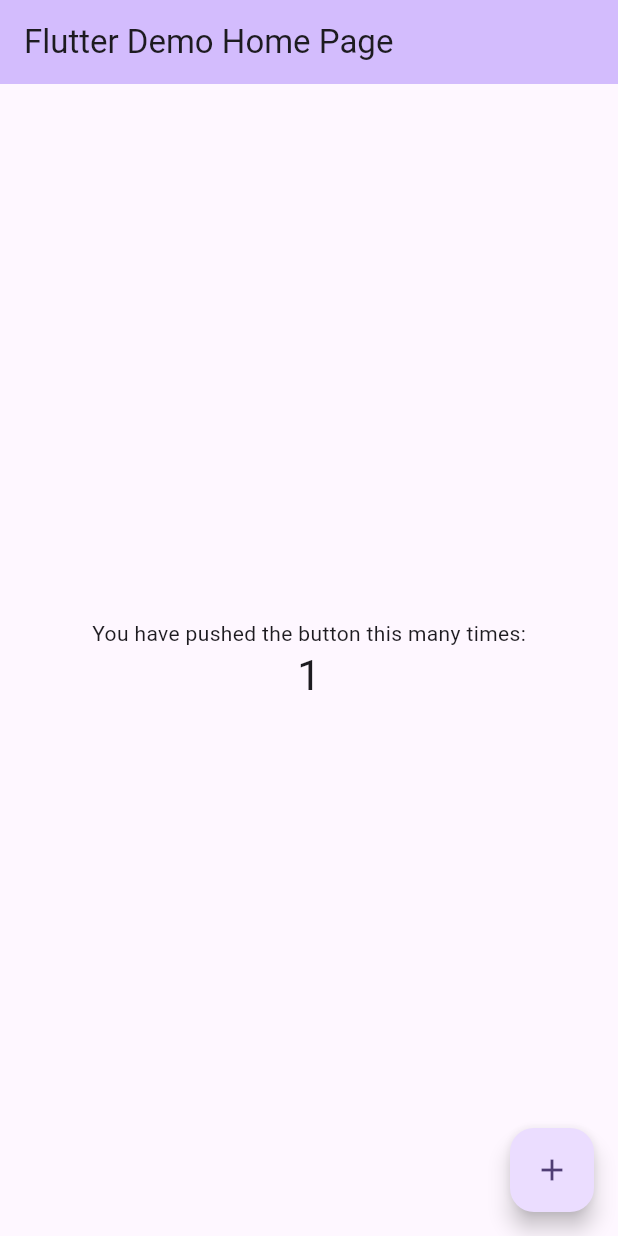
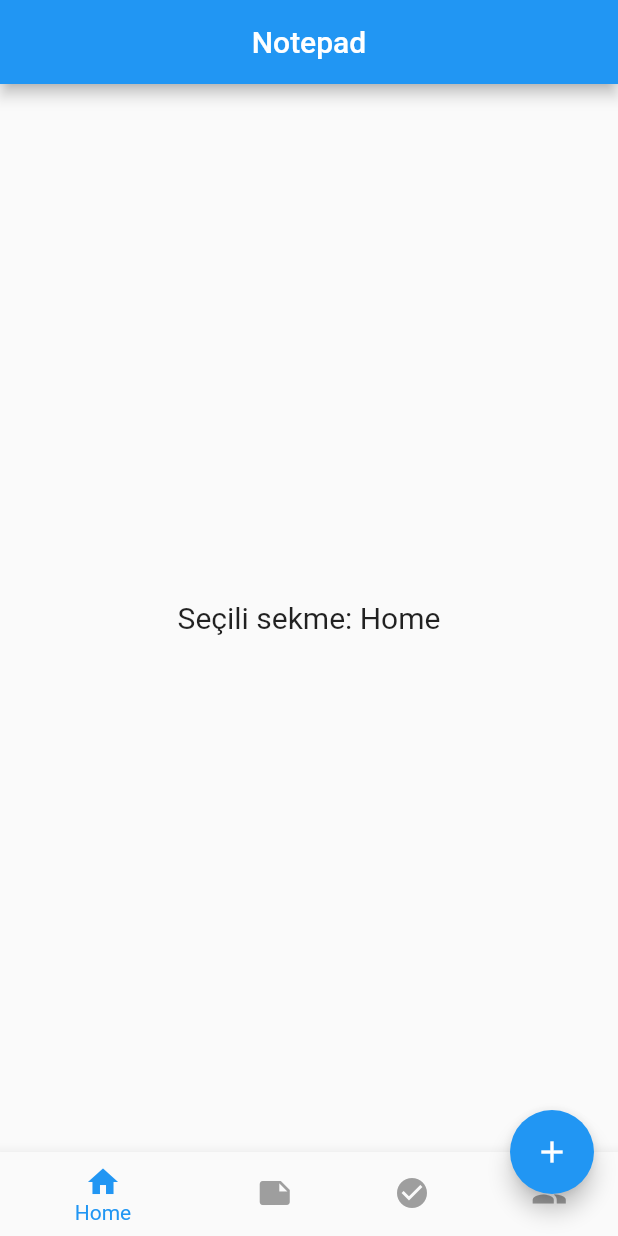
Before and after one commit to begumsudeuslu/notepad, a Flutter app: the screen it shows after launch, after a tap on the "add" icon, on a phone screen of 412 x 824 dp. Run offline on Flutter 3.47's test engine with Material 3 defaults, Android fonts, the phone set to English and light mode, and no system bars.

Commit message:
we are continue  this is branch

```diff
--- a/lib/main.dart
+++ b/lib/main.dart
@@ -1,4 +1,5 @@
 import 'package:flutter/material.dart';
+import 'screens/home_screen.dart'; // HomeScreen dosyanın yolu (dosyanın konumuna göre güncelle)
 
 void main() {
   runApp(const MyApp());
@@ -7,116 +8,16 @@ void main() {
 class MyApp extends StatelessWidget {
   const MyApp({super.key});
 
-  // This widget is the root of your application.
   @override
   Widget build(BuildContext context) {
     return MaterialApp(
-      title: 'Flutter Demo',
+      debugShowCheckedModeBanner: false, // Sağ üstteki debug yazısını kaldırır
+      title: 'Notepad App',
       theme: ThemeData(
-        // This is the theme of your application.
-        //
-        // TRY THIS: Try running your application with "flutter run". You'll see
-        // the application has a purple toolbar. Then, without quitting the app,
-        // try changing the seedColor in the colorScheme below to Colors.green
-        // and then invoke "hot reload" (save your changes or press the "hot
-        // reload" button in a Flutter-supported IDE, or press "r" if you used
-        // the command line to start the app).
-        //
-        // Notice that the counter didn't reset back to zero; the application
-        // state is not lost during the reload. To reset the state, use hot
-        // restart instead.
-        //
-        // This works for code too, not just values: Most code changes can be
-        // tested with just a hot reload.
-        colorScheme: ColorScheme.fromSeed(seedColor: Colors.deepPurple),
+        primarySwatch: Colors.blue,
+        useMaterial3: false, // Material 3 kullanmak istersen true yap
       ),
-      home: const MyHomePage(title: 'Flutter Demo Home Page'),
+      home: HomeScreen(), // Başlangıç ekranı
     );
   }
 }
-
-class MyHomePage extends StatefulWidget {
-  const MyHomePage({super.key, required this.title});
-
-  // This widget is the home page of your application. It is stateful, meaning
-  // that it has a State object (defined below) that contains fields that affect
-  // how it looks.
-
-  // This class is the configuration for the state. It holds the values (in this
-  // case the title) provided by the parent (in this case the App widget) and
-  // used by the build method of the State. Fields in a Widget subclass are
-  // always marked "final".
-
-  final String title;
-
-  @override
-  State<MyHomePage> createState() => _MyHomePageState();
-}
-
-class _MyHomePageState extends State<MyHomePage> {
-  int _counter = 0;
-
-  void _incrementCounter() {
-    setState(() {
-      // This call to setState tells the Flutter framework that something has
-      // changed in this State, which causes it to rerun the build method below
-      // so that the display can reflect the updated values. If we changed
-      // _counter without calling setState(), then the build method would not be
-      // called again, and so nothing would appear to happen.
-      _counter++;
-    });
-  }
-
-  @override
-  Widget build(BuildContext context) {
-    // This method is rerun every time setState is called, for instance as done
-    // by the _incrementCounter method above.
-    //
-    // The Flutter framework has been optimized to make rerunning build methods
-    // fast, so that you can just rebuild anything that needs updating rather
-    // than having to individually change instances of widgets.
-    return Scaffold(
-      appBar: AppBar(
-        // TRY THIS: Try changing the color here to a specific color (to
-        // Colors.amber, perhaps?) and trigger a hot reload to see the AppBar
-        // change color while the other colors stay the same.
-        backgroundColor: Theme.of(context).colorScheme.inversePrimary,
-        // Here we take the value from the MyHomePage object that was created by
-        // the App.build method, and use it to set our appbar title.
-        title: Text(widget.title),
-      ),
-      body: Center(
-        // Center is a layout widget. It takes a single child and positions it
-        // in the middle of the parent.
-        child: Column(
-          // Column is also a layout widget. It takes a list of children and
-          // arranges them vertically. By default, it sizes itself to fit its
-          // children horizontally, and tries to be as tall as its parent.
-          //
-          // Column has various properties to control how it sizes itself and
-          // how it positions its children. Here we use mainAxisAlignment to
-          // center the children vertically; the main axis here is the vertical
-          // axis because Columns are vertical (the cross axis would be
-          // horizontal).
-          //
-          // TRY THIS: Invoke "debug painting" (choose the "Toggle Debug Paint"
-          // action in the IDE, or press "p" in the console), to see the
-          // wireframe for each widget.
-          mainAxisAlignment: MainAxisAlignment.center,
-          children: <Widget>[
-            const Text('You have pushed the button this many times:'),
-            Text(
-              '$_counter',
-              style: Theme.of(context).textTheme.headlineMedium,
-            ),
-          ],
-        ),
-      ),
-      floatingActionButton: FloatingActionButton(
-        onPressed: _incrementCounter,
-        tooltip: 'Increment',
-        child: const Icon(Icons.add),
-      ), // This trailing comma makes auto-formatting nicer for build methods.
-    );
-  }
-}
--- /dev/null
+++ b/lib/screens/account_screen.dart
@@ -0,0 +1,15 @@
+import 'package:flutter/material.dart';
+
+class AccountScreen extends StatelessWidget {
+  const AccountScreen({super.key});
+
+  @override
+  Widget build(BuildContext context) {
+    return const Center(
+      child: Text(
+        "Hesap Sayfası(Giriş Yapma/Kayıt Olma)",
+        style: TextStyle(fontSize: 20),
+      ),
+    );
+  }
+}
--- /dev/null
+++ b/lib/screens/home_screen.dart
@@ -0,0 +1,57 @@
+import 'package:flutter/material.dart';
+
+class HomeScreen extends StatefulWidget {
+  @override
+  _HomeScreenState createState() => _HomeScreenState();
+}
+
+class _HomeScreenState extends State<HomeScreen> {
+  int _selectedIndex = 0;
+
+  // Bottom bar butonları için ikon ve label listesi
+  final List<BottomNavigationBarItem> _items = [
+    BottomNavigationBarItem(icon: Icon(Icons.home), label: 'Home'),
+    BottomNavigationBarItem(icon: Icon(Icons.note), label: 'Not'),
+    BottomNavigationBarItem(icon: Icon(Icons.check_circle), label: 'Görev'),
+    BottomNavigationBarItem(icon: Icon(Icons.group), label: 'Users'),
+  ];
+
+  void _onItemTapped(int index) {
+    setState(() {
+      _selectedIndex = index;
+    });
+  }
+
+  @override
+  Widget build(BuildContext context) {
+    return Scaffold(
+      appBar: AppBar(
+        title: Text('Notepad'),
+        centerTitle: true,
+        backgroundColor: Colors.blue,
+      ),
+      body: Center(
+        child: Text(
+          'Seçili sekme: ${_items[_selectedIndex].label}',
+          style: TextStyle(fontSize: 20),
+        ),
+      ),
+      bottomNavigationBar: BottomNavigationBar(
+        items: _items,
+        currentIndex: _selectedIndex,
+        selectedItemColor: Colors.blue,
+        unselectedItemColor: Colors.grey,
+        onTap: _onItemTapped,
+      ),
+      floatingActionButton: FloatingActionButton(
+        onPressed: () {
+          // + butonuna basıldığında yapılacak işlemler buraya
+          print("Yeni not/görev ekle");
+        },
+        child: Icon(Icons.add),
+        backgroundColor: Colors.blue,
+      ),
+      floatingActionButtonLocation: FloatingActionButtonLocation.endDocked,
+    );
+  }
+}
--- /dev/null
+++ b/lib/screens/note_screen.dart
@@ -0,0 +1,13 @@
+// lib/screens/notes_screen.dart
+import 'package:flutter/material.dart';
+
+class NotesScreen extends StatelessWidget {
+  const NotesScreen({super.key});
+
+  @override
+  Widget build(BuildContext context) {
+    return const Center(
+      child: Text('Notlar Sayfası (Ana Ekran)', style: TextStyle(fontSize: 24)),
+    );
+  }
+}
--- /dev/null
+++ b/lib/screens/task_screen.dart
@@ -0,0 +1,14 @@
+// lib/screens/TasksScreen
+// .dart
+import 'package:flutter/material.dart';
+
+class TasksScreen extends StatelessWidget {
+  const TasksScreen({super.key});
+
+  @override
+  Widget build(BuildContext context) {
+    return const Center(
+      child: Text("Anasayfaya hoşgeldiniz", style: TextStyle(fontSize: 24)),
+    );
+  }
+}
```
